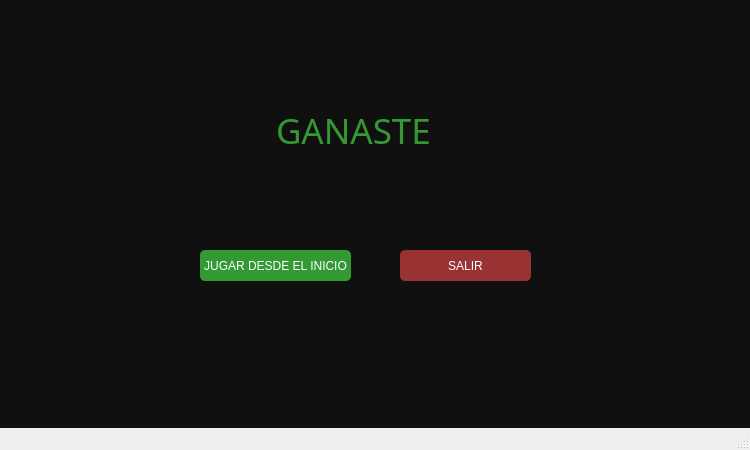
First picture: the form in endgame.ui, repository javierjose1224/Proyecto_final, before the edit.
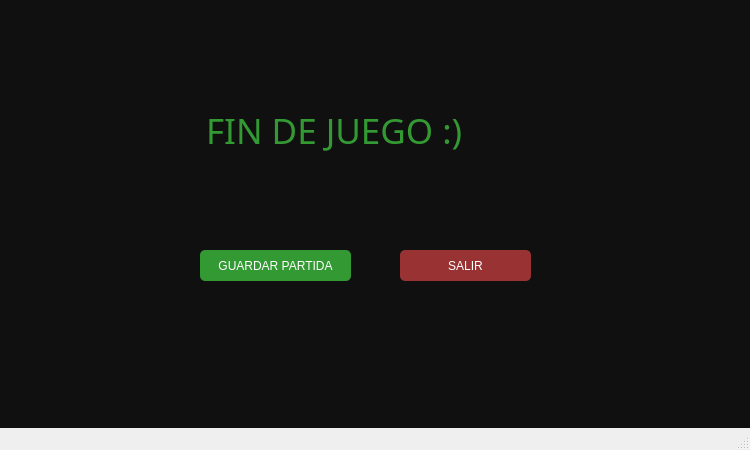
Second picture: the form after the edit.

The edit to the form file:
```diff
--- a/endgame.ui
+++ b/endgame.ui
@@ -471,9 +471,9 @@
     <widget class="QLabel" name="label_4">
      <property name="geometry">
       <rect>
-       <x>230</x>
+       <x>160</x>
        <y>110</y>
-       <width>281</width>
+       <width>401</width>
        <height>41</height>
       </rect>
      </property>
@@ -495,7 +495,7 @@
 font: 75 26pt &quot;Segoe Script&quot;;</string>
      </property>
      <property name="text">
-      <string>GANASTE</string>
+      <string>FIN DE JUEGO :)</string>
      </property>
     </widget>
     <widget class="QPushButton" name="loginButton">
@@ -514,7 +514,7 @@
 Color: #fefefe;</string>
      </property>
      <property name="text">
-      <string>JUGAR DESDE EL INICIO</string>
+      <string>GUARDAR PARTIDA</string>
      </property>
     </widget>
     <widget class="QPushButton" name="regButton">
```
